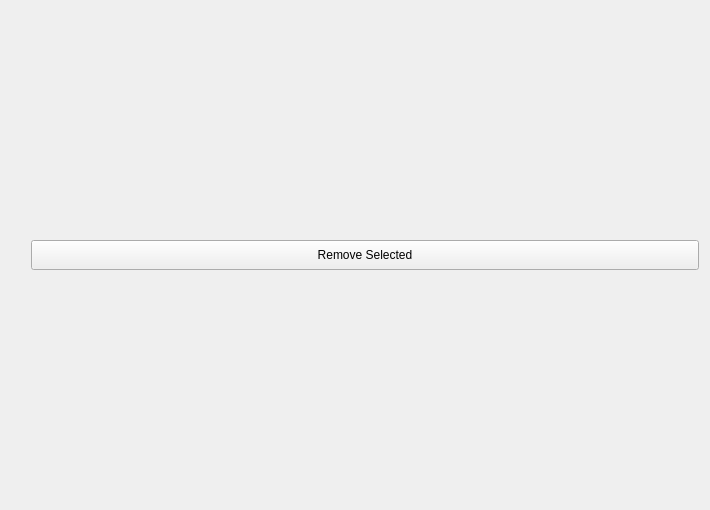
First picture: the form in plugins/extensions/resourcemanager/pageresourcechooser.ui, repository KDE/krita, before the edit.
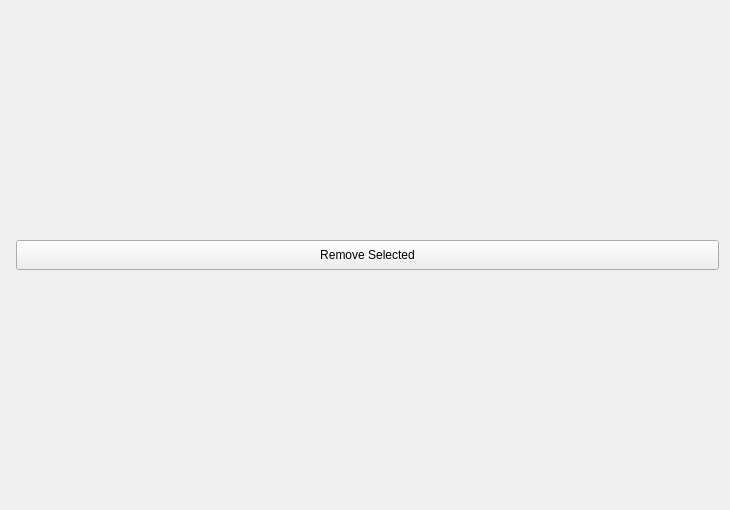
Second picture: the form after the edit.

Diff of the .ui file:
```diff
--- a/plugins/extensions/resourcemanager/pageresourcechooser.ui
+++ b/plugins/extensions/resourcemanager/pageresourcechooser.ui
@@ -6,16 +6,22 @@
    <rect>
     <x>0</x>
     <y>0</y>
-    <width>710</width>
+    <width>730</width>
     <height>510</height>
    </rect>
   </property>
   <property name="sizePolicy">
-   <sizepolicy hsizetype="Minimum" vsizetype="Expanding">
+   <sizepolicy hsizetype="Preferred" vsizetype="Preferred">
     <horstretch>0</horstretch>
     <verstretch>0</verstretch>
    </sizepolicy>
   </property>
+  <property name="minimumSize">
+   <size>
+    <width>0</width>
+    <height>0</height>
+   </size>
+  </property>
   <property name="windowTitle">
    <string>WizardPage</string>
   </property>
@@ -39,7 +45,7 @@
        </property>
        <property name="sizeHint" stdset="0">
         <size>
-         <width>20</width>
+         <width>5</width>
          <height>40</height>
         </size>
        </property>
```
Left out of the diff: 2 changed lines with no effect on the pictures.
